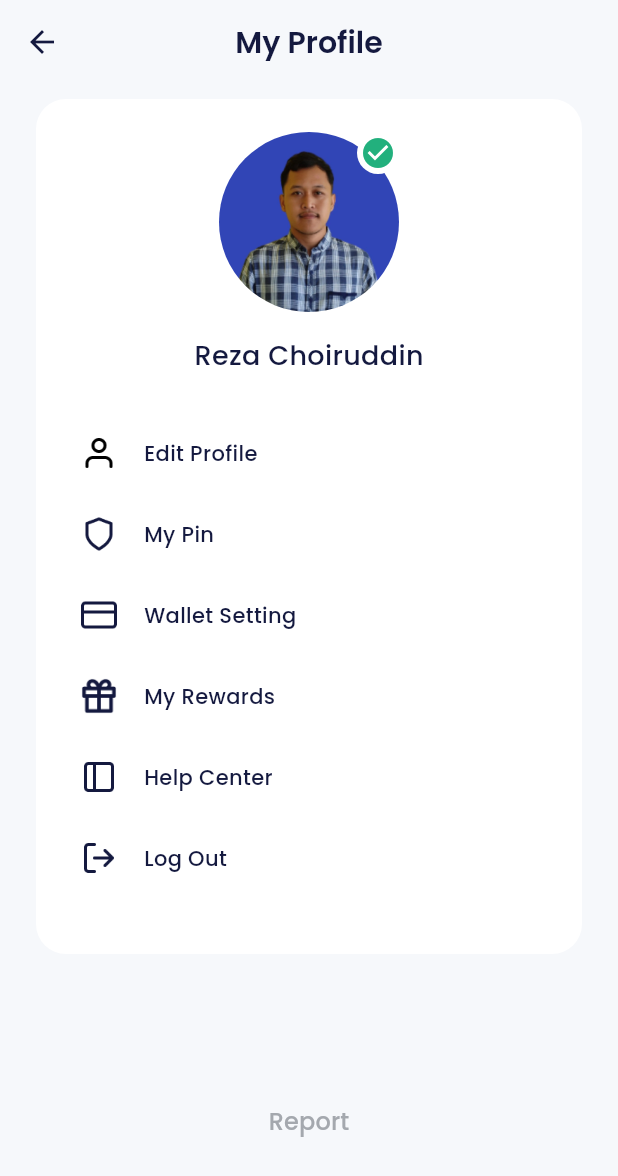
After one commit to afrizzal/payments, a Flutter app: the ProfilePage screen opened by its route, on a phone screen of 412 x 824 dp. The commit adds this screen. Shown: the top 1176 px of the screen. Run offline on Flutter 3.47's test engine with Material 3 defaults, Android fonts, the phone set to English and light mode, and no system bars; our stand-ins replace carousel_slider, google_fonts.

Commit message:
profile_page

```diff
--- a/lib/main.dart
+++ b/lib/main.dart
@@ -1,6 +1,7 @@
 import 'package:flutter/material.dart';
 import 'package:flutter_payments/ui/pages/home_page.dart';
 import 'package:flutter_payments/ui/pages/onboarding_page.dart';
+import 'package:flutter_payments/ui/pages/profile_page.dart';
 import 'package:flutter_payments/ui/pages/sign_in_page.dart';
 import 'package:flutter_payments/ui/pages/sign_up_page.dart';
 import 'package:flutter_payments/ui/pages/sign_up_set_identity_page.dart';
@@ -26,6 +27,7 @@
         '/sign-up-set-identity': (context) => const SignUpSetIdentityPage(),
         '/sign-up-success':(context) => const SignUpSuccessPage(),
         '/home': (context) => const HomePage(),
+        '/profile': (context) => const ProfilePage(),
       },
     );
   }
--- a/lib/ui/pages/home_page.dart
+++ b/lib/ui/pages/home_page.dart
@@ -81,7 +81,7 @@
           horizontal: 24,
         ),
         children: [
-          buildProfile(),
+          buildProfile(context),
           buildWalletCard(),
           buildLevel(),
           buildServices(),
@@ -95,7 +95,7 @@
       ),
     );
   }
-    Widget buildProfile() {
+    Widget buildProfile(BuildContext context) {
     return Container(
       margin: const EdgeInsets.only(
         top: 40,
@@ -124,7 +124,11 @@
               ),
             ],
           ),
-          Container(
+          GestureDetector(
+            onTap: (){
+              Navigator.pushNamed(context, '/profile');
+            },
+            child: Container(
               width: 60,
               height: 60,
               decoration: const BoxDecoration(
@@ -147,6 +151,7 @@
                   child: Icon(
                   Icons.check_circle,
                   color: greenColor,
+                              ),
                 ),
             ),
                     ),
--- /dev/null
+++ b/lib/ui/pages/profile_page.dart
@@ -0,0 +1,137 @@
+import 'package:flutter/material.dart';
+import 'package:flutter_payments/shared/theme.dart';
+import 'package:flutter_payments/ui/widgets/profile_menu_item.dart';
+import 'package:flutter_payments/ui/widgets/buttons.dart';
+class ProfilePage extends StatelessWidget {
+  const ProfilePage({super.key});
+
+  @override
+  Widget build(BuildContext context) {
+    return Scaffold(
+      backgroundColor: lightBackgroundColor,
+      appBar: AppBar(
+        backgroundColor: lightBackgroundColor,
+        elevation: 0,
+        centerTitle: true,
+        iconTheme: IconThemeData(
+          color: blackColor,
+          ),
+          title: Text(
+            'My Profile',
+            style: blackTextStyle.copyWith(
+              fontSize: 20,
+              fontWeight: semiBold,
+            ),
+          ),
+      ),
+      body: ListView(
+        padding: const EdgeInsets.symmetric(
+          horizontal: 24,
+        ),
+        children: [
+          const SizedBox(
+            height: 10,
+          ),
+          Container(
+            padding: const EdgeInsets.symmetric(
+              horizontal: 30,
+              vertical: 22,
+            ),
+            decoration: BoxDecoration(
+              color: whiteColor,
+              borderRadius: BorderRadius.circular(20),
+            ),
+            child: Column(
+              children: [
+                Container(
+              width: 120,
+              height: 120,
+              decoration: const BoxDecoration(
+                shape: BoxShape.circle,
+                image: DecorationImage(
+                  image:AssetImage(
+                    'assets/img_profile_reza.jpg',
+                  ),
+                ),
+              ),
+              child: Align(
+                alignment: Alignment.topRight,
+                child: Container(
+                  width: 28,
+                  height: 28,
+                  decoration: BoxDecoration(
+                    shape: BoxShape.circle,
+                    color: whiteColor,
+                  ),
+                  child: Center(
+                    child: Icon(
+                  Icons.check_circle,
+                  color: greenColor,
+                  size: 24,
+                    ),
+                  ),
+                ),
+              ),
+            ),
+            const SizedBox(
+              height: 16,
+            ),
+            Text(
+              'Reza Choiruddin',
+              style: blackTextStyle.copyWith(
+                fontSize: 18,
+                fontWeight: medium,
+              ),
+            ),
+            const SizedBox(
+              height: 40,
+            ),
+            ProfileMenuItem(
+              iconUrl: 'assets/ic_edit_profile.png',
+              title: 'Edit Profile',
+              onTap: (){},
+              ),
+            ProfileMenuItem(
+              iconUrl: 'assets/ic_pin.png',
+              title: 'My Pin',
+              onTap: (){},
+              ),
+            ProfileMenuItem(
+              iconUrl: 'assets/ic_wallet.png',
+              title: 'Wallet Setting',
+              onTap: (){},
+              ),
+            ProfileMenuItem(
+              iconUrl: 'assets/ic_reward.png',
+              title: 'My Rewards',
+              onTap: (){},
+              ),
+            ProfileMenuItem(
+              iconUrl: 'assets/ic_help.png',
+              title: 'Help Center',
+              onTap: (){},
+              ),
+            ProfileMenuItem(
+              iconUrl: 'assets/ic_logout.png',
+              title: 'Log Out',
+              onTap: (){},
+              ),
+          ]
+        ),
+      ),
+      const SizedBox(
+        height: 87,
+      ),
+      CustomTextButton(
+        title: 'Report',
+        onPressed: (){},
+      ),
+      const SizedBox(
+        height: 50,
+      ),
+    ],
+  ),
+);
+
+  }
+}
--- a/lib/ui/widgets/home_tips_item.dart
+++ b/lib/ui/widgets/home_tips_item.dart
@@ -3,7 +3,6 @@
 import 'package:flutter/material.dart';
 import 'package:flutter_payments/shared/theme.dart';
 import 'package:url_launcher/url_launcher.dart';
-import 'package:url_launcher/url_launcher_string.dart';
 
 class HomeTipsItem extends StatelessWidget {
   final String imageUrl;
@@ -17,16 +16,9 @@
     return GestureDetector(
      onTap: () async {
   if (await canLaunch(url)) {
-    try {
-      await launch(url);
-    } catch (e) {
-      print('Error launching URL: $e');
-    }
-  } else {
-    print('Could not launch URL: $url');
+    launch(url);
   }
 },
-
       child: Container(
         width: 155,
         height: 176,
--- /dev/null
+++ b/lib/ui/widgets/profile_menu_item.dart
@@ -0,0 +1,44 @@
+import "package:flutter/material.dart";
+import "package:flutter_payments/shared/theme.dart";
+
+class ProfileMenuItem extends StatelessWidget {
+  final String iconUrl;
+  final String title;
+  final VoidCallback? onTap;
+
+  const ProfileMenuItem({
+    Key? key,
+    required this.iconUrl,
+    required this.title,
+    this.onTap,
+    }) :super(key: key);
+
+  @override
+  Widget build(BuildContext context) {
+    return GestureDetector(
+      onTap: onTap,
+      child: Container(
+        margin: const EdgeInsets.only(
+          bottom: 30,
+        ),
+        child: Row(
+          children: [
+            Image.asset(
+              iconUrl,
+              width: 24,
+            ),
+            const SizedBox(
+              width: 18,
+            ),
+            Text(
+              title,
+              style: blackTextStyle.copyWith(
+                fontWeight: medium,
+              ),
+            ),
+          ],
+        ),
+      ),
+    );
+  }
+}
```
Also changed, not shown: pubspec.yaml (line endings or trailing spaces). Lines whose indentation alone changed are shown as unchanged.
